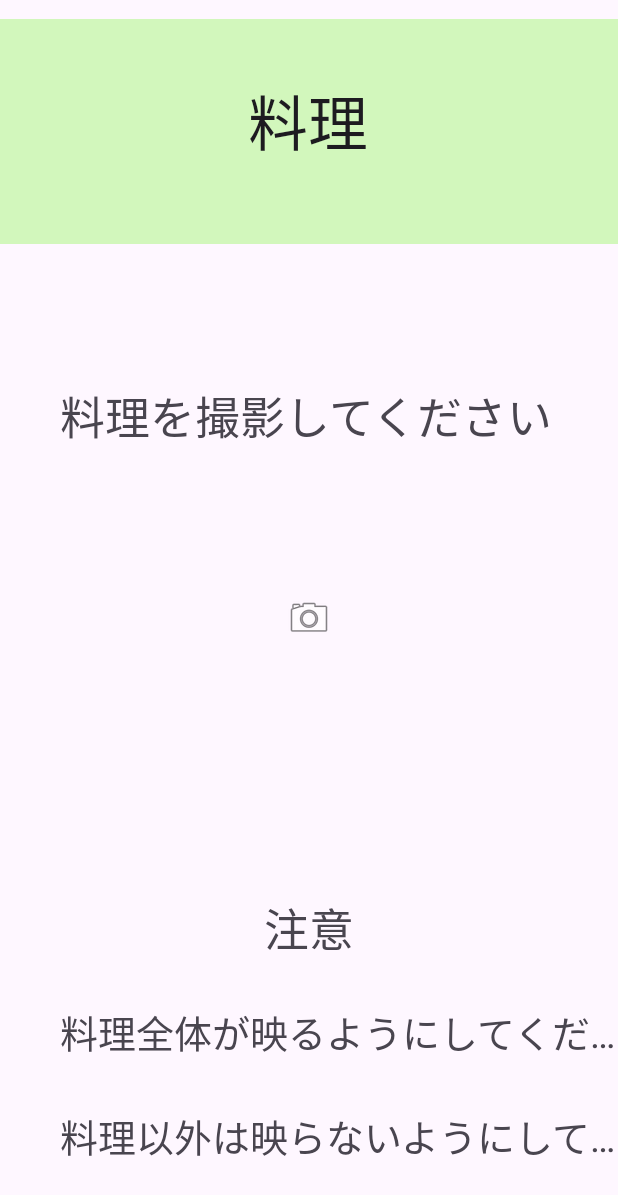
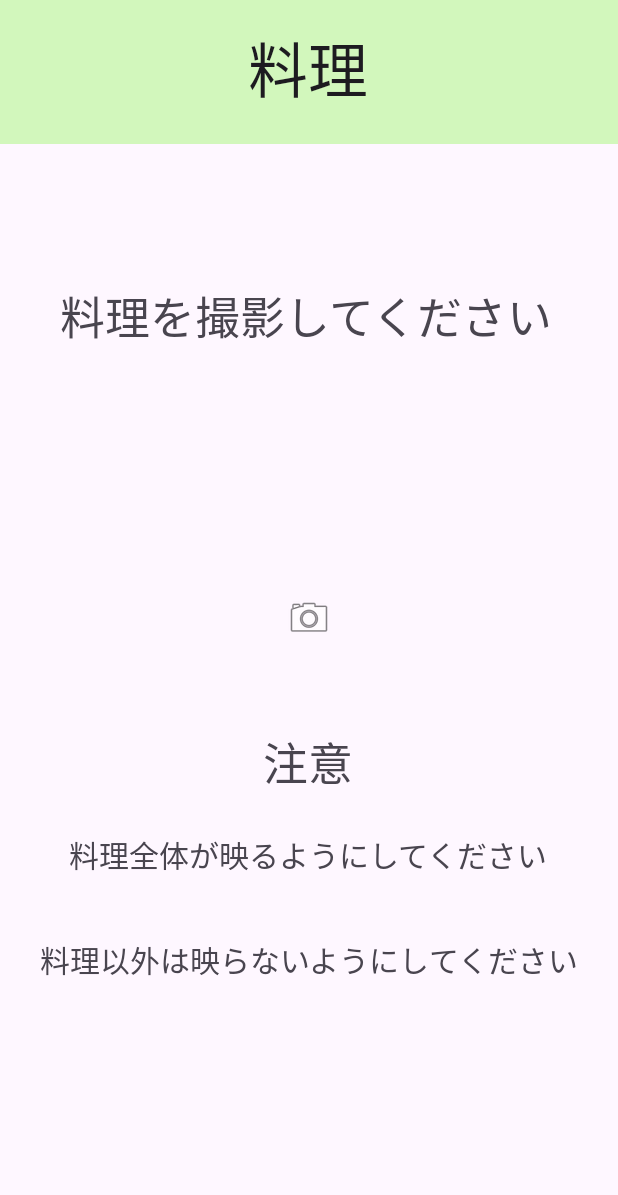
Before and after one commit to sato3100/Edps, an Android app: the CameraActivity screen opened directly, with no data from a screen before it, on a phone screen of 412 x 824 dp. Shown: the top 1195 px of the screen. Run offline under Robolectric (Android 15) with nearby library versions, the phone set to English and light mode, and no system bars; pictures from the network do not load.

Commit message:
レイアウト限界

```diff
--- a/app/src/main/res/layout/eighth.xml
+++ b/app/src/main/res/layout/eighth.xml
@@ -5,7 +5,7 @@
     android:layout_width="match_parent"
     android:layout_height="match_parent">
 
-    <View
+    <!-- <View
         android:id="@+id/view"
         android:layout_width="wrap_content"
         android:layout_height="0dp"
@@ -13,6 +13,14 @@
         android:background="#D2F7BC"
         app:layout_constraintBottom_toTopOf="@+id/textView8"
         app:layout_constraintStart_toStartOf="@+id/ivCamera"
+        app:layout_constraintTop_toTopOf="parent"
+        tools:ignore="MissingConstraints" /> -->
+    <View
+        android:id="@+id/view"
+        android:layout_width="wrap_content"
+        android:layout_height="96dp"
+        android:background="#D2F7BC"
+        app:layout_constraintStart_toStartOf="parent"
         app:layout_constraintTop_toTopOf="parent"
         tools:ignore="MissingConstraints" />
 
@@ -33,42 +41,14 @@
         android:id="@+id/textView6"
         android:layout_width="wrap_content"
         android:layout_height="wrap_content"
-        android:layout_marginTop="296dp"
-        android:layout_marginBottom="28dp"
+        android:layout_marginTop="252dp"
         android:text="@string/注意"
         android:textSize="30sp"
-        app:layout_constraintBottom_toTopOf="@+id/textView7"
         app:layout_constraintEnd_toEndOf="parent"
+        app:layout_constraintHorizontal_bias="0.498"
         app:layout_constraintStart_toStartOf="parent"
         app:layout_constraintTop_toBottomOf="@+id/textView5"
         tools:ignore="MissingConstraints" />
-
-    <TextView
-        android:id="@+id/textView7"
-        android:layout_width="0dp"
-        android:layout_height="wrap_content"
-        android:layout_marginBottom="32dp"
-        android:ellipsize="end"
-        android:maxLines="1"
-        android:text="@string/料理全体が映るようにしてください"
-        android:textSize="25sp"
-        app:layout_constraintBottom_toTopOf="@+id/textView8"
-        app:layout_constraintEnd_toEndOf="parent"
-        app:layout_constraintStart_toStartOf="@+id/textView8" />
-
-    <TextView
-        android:id="@+id/textView8"
-        android:layout_width="0dp"
-        android:layout_height="wrap_content"
-        android:layout_marginBottom="35dp"
-        android:ellipsize="end"
-        android:maxLines="1"
-        android:text="@string/料理以外は映らないようにしてください"
-        android:textSize="25sp"
-        app:layout_constraintBottom_toBottomOf="parent"
-        app:layout_constraintEnd_toEndOf="parent"
-        app:layout_constraintStart_toStartOf="@+id/textView5"
-        app:layout_constraintTop_toBottomOf="@+id/view" />
 
     <TextView
         android:id="@+id/textView9"
@@ -96,8 +76,31 @@
         app:layout_constraintHorizontal_bias="0.0"
         app:layout_constraintStart_toStartOf="parent"
         app:layout_constraintTop_toTopOf="parent"
-        app:layout_constraintVertical_bias="0.0"
+        app:layout_constraintVertical_bias="1.0"
         app:srcCompat="@android:drawable/ic_menu_camera" />
+
+    <TextView
+        android:id="@+id/textView4"
+        android:layout_width="wrap_content"
+        android:layout_height="wrap_content"
+        android:layout_marginTop="24dp"
+        android:text="料理全体が映るようにしてください"
+        android:textSize="20sp"
+        app:layout_constraintEnd_toEndOf="parent"
+        app:layout_constraintHorizontal_bias="0.494"
+        app:layout_constraintStart_toStartOf="parent"
+        app:layout_constraintTop_toBottomOf="@+id/textView6" />
+
+    <TextView
+        android:id="@+id/textView7"
+        android:layout_width="wrap_content"
+        android:layout_height="wrap_content"
+        android:layout_marginTop="40dp"
+        android:text="料理以外は映らないようにしてください"
+        android:textSize="20sp"
+        app:layout_constraintEnd_toEndOf="parent"
+        app:layout_constraintStart_toStartOf="parent"
+        app:layout_constraintTop_toBottomOf="@+id/textView4" />
 
 
 </androidx.constraintlayout.widget.ConstraintLayout>
--- a/app/src/main/res/layout/eleventh.xml
+++ b/app/src/main/res/layout/eleventh.xml
@@ -55,7 +55,6 @@
         android:textSize="24sp"
         tools:text="10歳" />
 
-
     <TextView
         android:id="@+id/textView11"
         android:layout_width="366dp"
--- a/app/src/main/res/layout/thirteenth.xml
+++ b/app/src/main/res/layout/thirteenth.xml
@@ -92,8 +92,8 @@
         android:layout_height="295dp"
         android:layout_alignParentStart="true"
         android:layout_alignParentBottom="true"
-        android:layout_marginStart="181dp"
-        android:layout_marginBottom="43dp"
+        android:layout_marginStart="32dp"
+        android:layout_marginBottom="59dp"
         app:srcCompat="@drawable/dirtydish" />
 
 
--- a/app/src/main/res/layout/twelfth.xml
+++ b/app/src/main/res/layout/twelfth.xml
@@ -58,14 +58,14 @@
 
     <TextView
         android:id="@+id/textView11"
-        android:layout_width="108dp"
+        android:layout_width="145dp"
         android:layout_height="wrap_content"
         android:layout_below="@+id/rectangle_2"
         android:layout_alignParentStart="true"
         android:layout_alignParentEnd="true"
         android:layout_marginStart="150dp"
         android:layout_marginTop="83dp"
-        android:layout_marginEnd="152dp"
+        android:layout_marginEnd="116dp"
         android:text="@string/食事中"
         android:textSize="35sp" />
 
```
Also changed, not shown: app/src/main/res/layout/seventh.xml (+1 -10 lines), app/src/main/res/layout/sixth.xml (+15 -7 lines).
